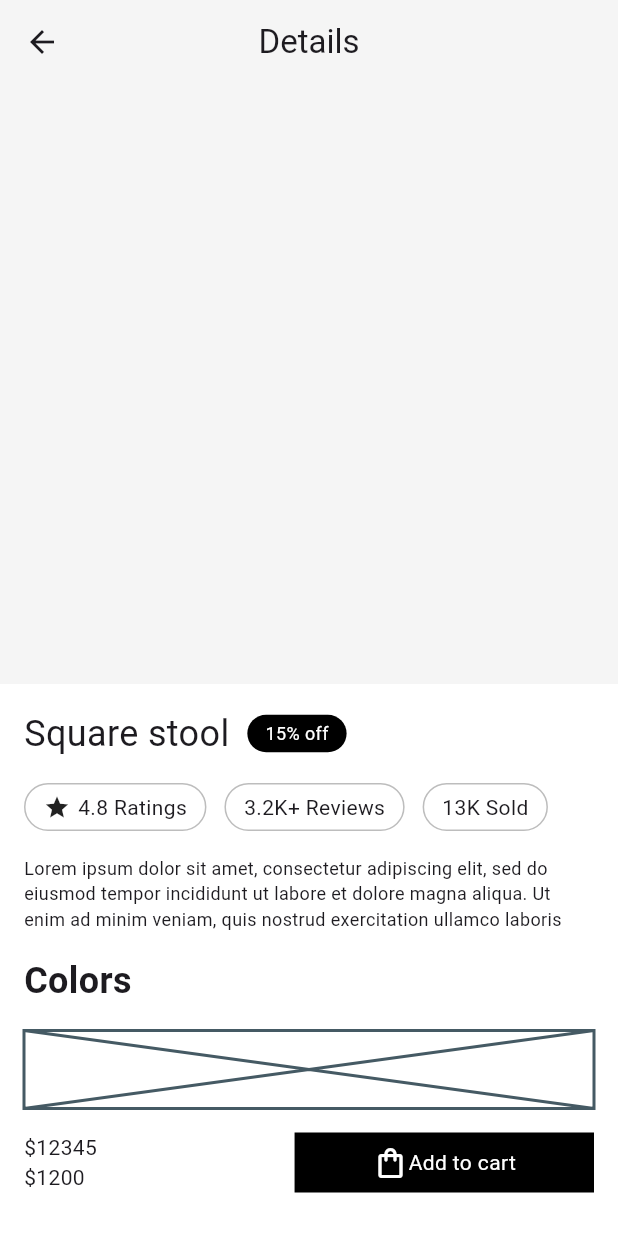
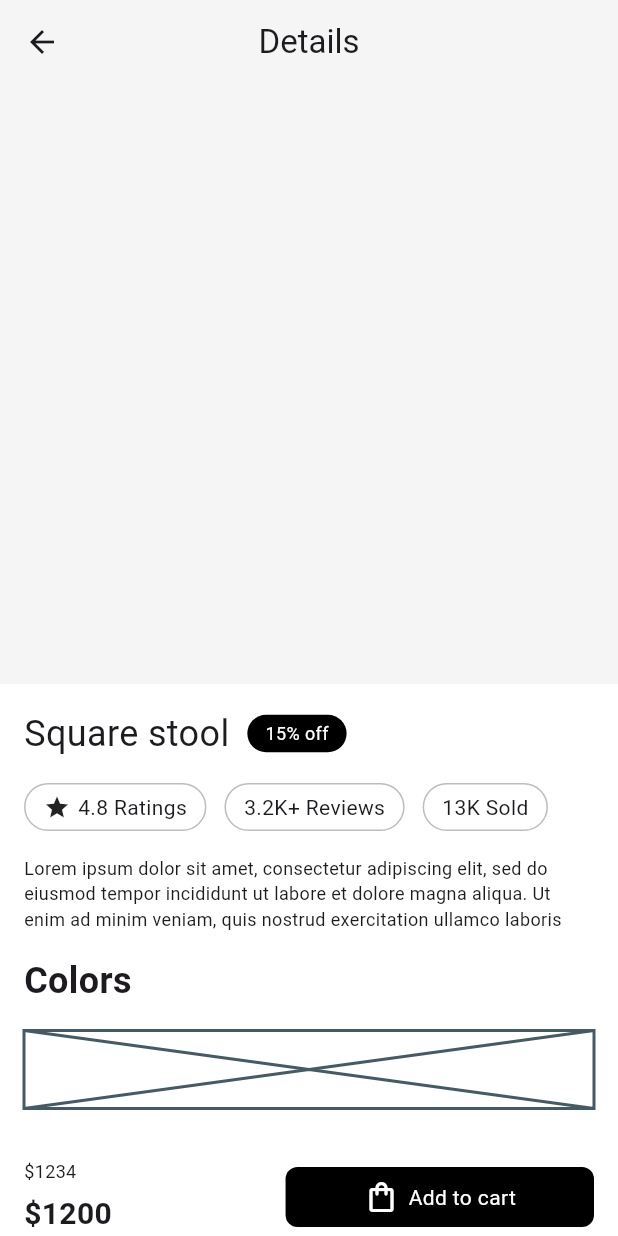
Before and after one commit to JAICHANGPARK/flutter_notebook_chapter_49, a Flutter app: the FurnitureDetailPage screen opened directly, on a phone screen of 412 x 824 dp. Run offline on Flutter 3.47's test engine with Material 3 defaults, Android fonts, the phone set to English and light mode, and no system bars; our stand-ins replace dots_indicator, gap, google_fonts.

Commit message:
Update furniture_detail_page.dart

```diff
--- a/lib/ep2460_furniture_app/ui/furniture_detail_page.dart
+++ b/lib/ep2460_furniture_app/ui/furniture_detail_page.dart
@@ -26,7 +26,8 @@ class _FurnitureDetailPageState extends State<FurnitureDetailPage> {
             decoration: BoxDecoration(color: Colors.grey[100]),
           ),
           Gap(16),
-          Padding(
+          Expanded(
+            child: Padding(
               padding: const EdgeInsets.symmetric(horizontal: 16),
               child: Column(
                 crossAxisAlignment: .start,
@@ -103,16 +104,30 @@ class _FurnitureDetailPageState extends State<FurnitureDetailPage> {
                     style: TextStyle(fontWeight: FontWeight.bold, fontSize: 24),
                   ),
                   SizedBox(height: 52, child: Placeholder()),
+                  Spacer(),
+
                   Row(
                     children: [
                       Column(
                         crossAxisAlignment: .start,
-                        children: [Text("\$12345"), Text("\$1200")]),
+                        spacing: 6,
+                        children: [
+                          Text("\$1234",style: TextStyle(
+                            fontSize: 12,
+                          ),),
+                          Text("\$1200", style: TextStyle(fontWeight: .bold,
+                          fontSize: 20)),
+                        ],
+                      ),
                       Spacer(),
                       Container(
                         padding: .symmetric(horizontal: 52, vertical: 8),
-                      decoration: BoxDecoration(color: Colors.black),
+                        decoration: BoxDecoration(
+                          color: Colors.black,
+                          borderRadius: .circular(8),
+                        ),
                         child: Row(
+                          spacing: 6,
                           mainAxisAlignment: .center,
 
                           children: [
@@ -132,6 +147,7 @@ class _FurnitureDetailPageState extends State<FurnitureDetailPage> {
                 ],
               ),
             ),
+          ),
         ],
       ),
     );
```
Lines whose indentation alone changed are shown as unchanged.
